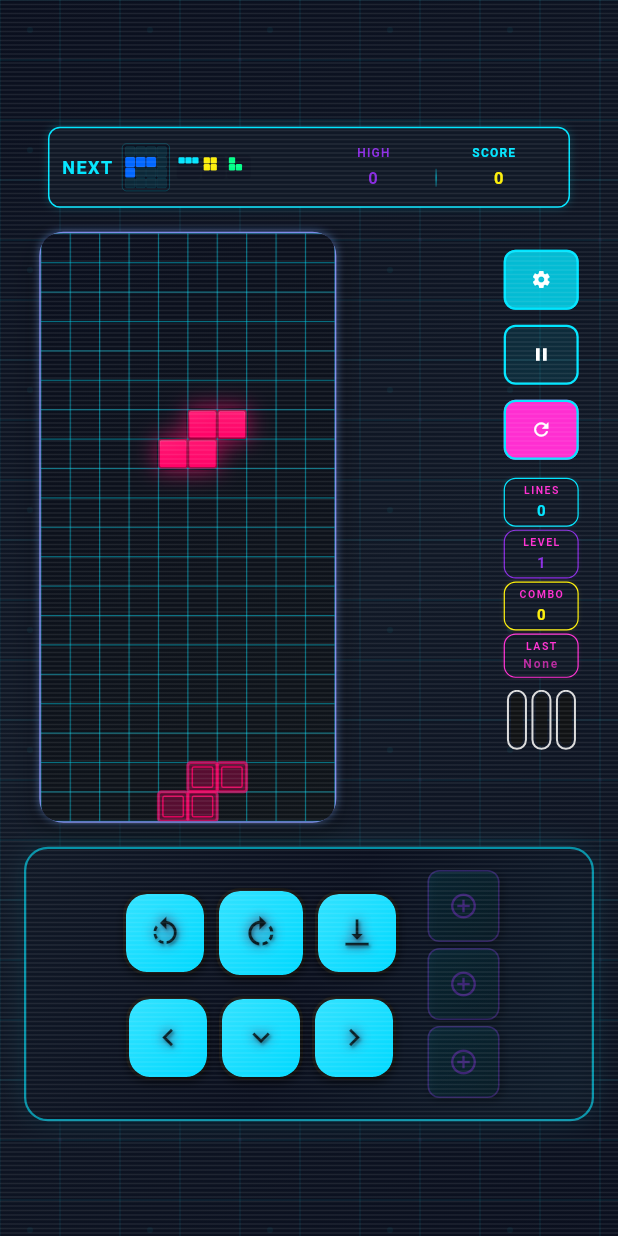
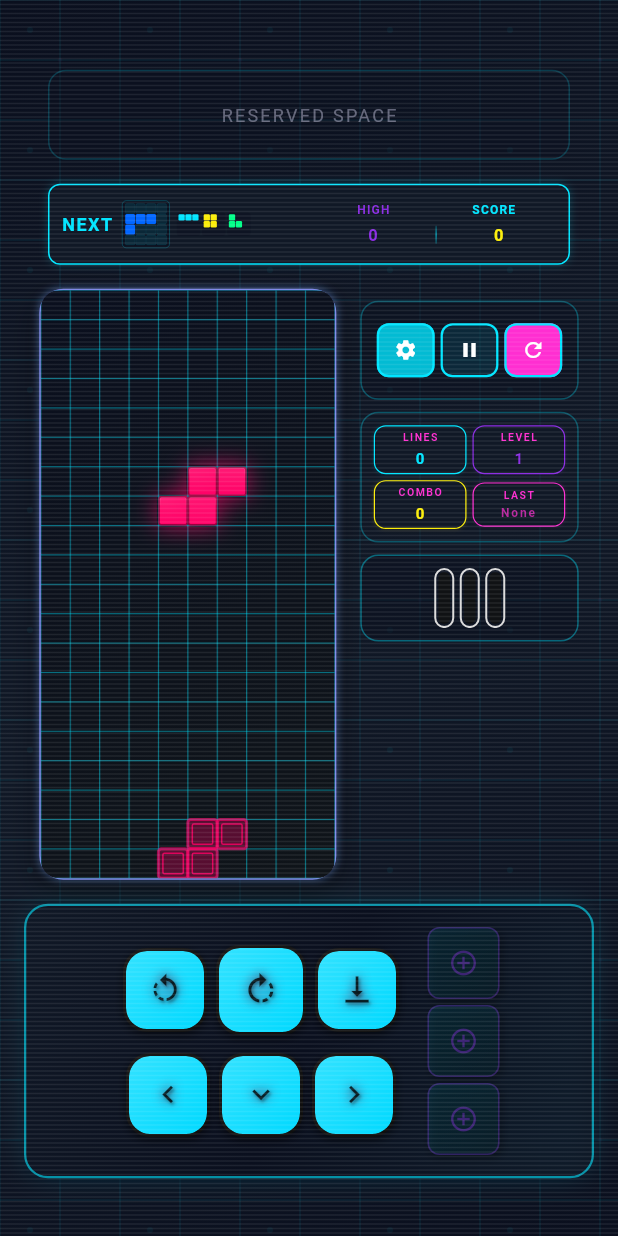
Before and after one commit to CCY0821/flutter_tetris_game, a Flutter app: the screen it shows after launch, on a phone screen of 412 x 824 dp. Run offline on Flutter 3.47's test engine with Material 3 defaults, Android fonts, the phone set to English and light mode, and no system bars; our stand-ins replace audioplayers, google_mobile_ads, shared_preferences; missing offline and left inert: universal_html; network calls fail.

Commit message:
🎨 右側欄UI完美化：水平垂直混合布局優化
- 新增頂部預留空間（60px）為未來功能做準備
- NEXT預覽+分數面板保持原位置不變
- 右側控制按鈕改為水平排列，提升視覺層次
- 統計數據採用2×2網格布局，優化空間利用率
- 符文能量區域全寬設計，增強視覺平衡
- 移除重複的NEXT面板，確保布局清潔一致

🤖 Generated with [Claude Code](https://claude.com/claude-code)

Co-Authored-By: Claude <noreply@anthropic.com>

```diff
--- a/lib/game/game_board.dart
+++ b/lib/game/game_board.dart
@@ -527,7 +527,32 @@ class _GameBoardState extends State<GameBoard>
       child: Column(
         mainAxisSize: MainAxisSize.min,
         children: [
-          // 頂部信息面板 - 預覽和分數左右並排
+          // 預留頂部空間 - 未來功能區域
+          Container(
+            height: 60,
+            width: double.infinity,
+            margin: const EdgeInsets.symmetric(horizontal: 16, vertical: 8),
+            decoration: BoxDecoration(
+              color: GameTheme.primaryDark.withOpacity(0.3),
+              borderRadius: BorderRadius.circular(12),
+              border: Border.all(
+                color: GameTheme.gridLine.withOpacity(0.2),
+                width: 1,
+              ),
+            ),
+            child: Center(
+              child: Text(
+                'RESERVED SPACE',
+                style: TextStyle(
+                  color: GameTheme.textSecondary.withOpacity(0.5),
+                  fontSize: 12,
+                  letterSpacing: 1.5,
+                ),
+              ),
+            ),
+          ),
+
+          // NEXT預覽 + 分數面板 - 保持在頂部原位置
           Padding(
             padding: const EdgeInsets.symmetric(horizontal: 16, vertical: 8),
             child: GameUIComponents.nextAndScoreUnifiedPanel(
@@ -666,7 +691,8 @@ class _GameBoardState extends State<GameBoard>
                           mainAxisSize: MainAxisSize.max,
                           crossAxisAlignment: CrossAxisAlignment.stretch,
                           children: [
-                            // 遊戲狀態指示器 (頂部固定位置)
+
+                            // 遊戲狀態指示器
                             GameUIComponents.gameStatusIndicators(
                               combo: gameState.scoringService.currentCombo,
                               isBackToBackReady:
@@ -676,50 +702,53 @@ class _GameBoardState extends State<GameBoard>
                             ),
                             const SizedBox(height: HudSpacing.kHudGap),
 
-                            // 控制按鈕 (直列排列，靠右對齊)
-                            Align(
-                              alignment: Alignment.centerRight,
-                              child: SizedBox(
-                                width: 50, // 統一寬度
-                                child: Column(
-                                  crossAxisAlignment:
-                                      CrossAxisAlignment.stretch,
+                            // 控制按鈕 (水平排列，提升視覺層次)
+                            Container(
+                              padding: const EdgeInsets.all(8),
+                              decoration: BoxDecoration(
+                                color: GameTheme.primaryDark.withOpacity(0.4),
+                                borderRadius: BorderRadius.circular(12),
+                                border: Border.all(
+                                  color: GameTheme.accentBlue.withOpacity(0.3),
+                                  width: 1,
+                                ),
+                              ),
+                              child: Row(
+                                mainAxisAlignment: MainAxisAlignment.spaceEvenly,
                                 children: [
                                   // 設置按鈕
-                                    Container(
-                                      margin: const EdgeInsets.only(bottom: 2),
+                                  Expanded(
+                                    child: Container(
+                                      margin: const EdgeInsets.symmetric(horizontal: 2),
                                       child: ElevatedButton(
                                         onPressed: () => _showSettingsPanel(),
-                                        style: GameTheme.primaryButtonStyle
-                                            .copyWith(
-                                          backgroundColor:
-                                              WidgetStateProperty.all(
-                                            GameTheme.accentBlue
-                                                .withOpacity(0.8),
+                                        style: GameTheme.primaryButtonStyle.copyWith(
+                                          backgroundColor: WidgetStateProperty.all(
+                                            GameTheme.accentBlue.withOpacity(0.8),
                                           ),
                                           padding: WidgetStateProperty.all(
-                                            const EdgeInsets.symmetric(
-                                                vertical: 2),
+                                            const EdgeInsets.symmetric(vertical: 8),
+                                          ),
+                                          minimumSize: WidgetStateProperty.all(
+                                            const Size(0, 36),
                                           ),
                                         ),
-                                        child: const Icon(Icons.settings,
-                                            size: 14),
+                                        child: const Icon(Icons.settings, size: 16),
+                                      ),
                                     ),
                                   ),
 
                                   // 暫停/繼續按鈕
-                                    Container(
-                                      margin: const EdgeInsets.only(bottom: 2),
+                                  Expanded(
+                                    child: Container(
+                                      margin: const EdgeInsets.symmetric(horizontal: 2),
                                       child: ElevatedButton(
                                         onPressed: () => setState(() {
-                                          gameState.isPaused =
-                                              !gameState.isPaused;
+                                          gameState.isPaused = !gameState.isPaused;
                                           if (gameState.isPaused) {
-                                            gameState.audioService
-                                                .pauseBackgroundMusic();
+                                            gameState.audioService.pauseBackgroundMusic();
                                           } else {
-                                            gameState.audioService
-                                                .resumeBackgroundMusic();
+                                            gameState.audioService.resumeBackgroundMusic();
                                           }
                                         }),
                                         style: (gameState.isPaused
@@ -727,95 +756,116 @@ class _GameBoardState extends State<GameBoard>
                                                 : GameTheme.primaryButtonStyle)
                                             .copyWith(
                                           padding: WidgetStateProperty.all(
-                                            const EdgeInsets.symmetric(
-                                                vertical: 2),
+                                            const EdgeInsets.symmetric(vertical: 8),
+                                          ),
+                                          minimumSize: WidgetStateProperty.all(
+                                            const Size(0, 36),
                                           ),
                                         ),
                                         child: Icon(
                                           gameState.isPaused
                                               ? Icons.play_arrow
                                               : Icons.pause,
-                                          size: 14,
+                                          size: 16,
+                                        ),
                                       ),
                                     ),
                                   ),
 
                                   // 重新開始按鈕
-                                    Container(
+                                  Expanded(
+                                    child: Container(
+                                      margin: const EdgeInsets.symmetric(horizontal: 2),
                                       child: ElevatedButton(
                                         onPressed: _startGame,
-                                        style: GameTheme.primaryButtonStyle
-                                            .copyWith(
-                                          backgroundColor:
-                                              WidgetStateProperty.all(
+                                        style: GameTheme.primaryButtonStyle.copyWith(
+                                          backgroundColor: WidgetStateProperty.all(
                                             GameTheme.buttonDanger,
                                           ),
                                           padding: WidgetStateProperty.all(
-                                            const EdgeInsets.symmetric(
-                                                vertical: 2),
+                                            const EdgeInsets.symmetric(vertical: 8),
+                                          ),
+                                          minimumSize: WidgetStateProperty.all(
+                                            const Size(0, 36),
                                           ),
                                         ),
-                                        child:
-                                            const Icon(Icons.refresh, size: 14),
+                                        child: const Icon(Icons.refresh, size: 16),
+                                      ),
                                     ),
                                   ),
                                 ],
                               ),
                             ),
-                            ),
 
                             const SizedBox(height: HudSpacing.kHudGap),
 
-                            // 獨立統計組件 (直列排列，靠右對齊)
-                            Align(
-                              alignment: Alignment.centerRight,
-                              child: SizedBox(
-                                width: 50, // 統一寬度，與控制按鈕保持一致
+                            // 統計數據區域 (2×2網格布局，提升空間利用率)
+                            Container(
+                              padding: const EdgeInsets.all(8),
+                              decoration: BoxDecoration(
+                                color: GameTheme.secondaryDark.withOpacity(0.4),
+                                borderRadius: BorderRadius.circular(12),
+                                border: Border.all(
+                                  color: GameTheme.gridLine.withOpacity(0.3),
+                                  width: 1,
+                                ),
+                              ),
                               child: Column(
-                                  crossAxisAlignment:
-                                      CrossAxisAlignment.stretch,
                                 children: [
-                                    // 消除行數
-                                    GameUIComponents.linesStatComponent(
-                                      gameState
-                                          .marathonSystem.totalLinesCleared,
+                                  // 第一行：行數 + 關卡
+                                  Row(
+                                    children: [
+                                      Expanded(
+                                        child: GameUIComponents.linesStatComponent(
+                                          gameState.marathonSystem.totalLinesCleared,
                                         ),
-                                    const SizedBox(height: 2),
-
-                                    // 關卡
-                                    GameUIComponents.levelStatComponent(
+                                      ),
+                                      const SizedBox(width: 4),
+                                      Expanded(
+                                        child: GameUIComponents.levelStatComponent(
                                           gameState.marathonSystem.currentLevel,
                                         ),
-                                    const SizedBox(height: 2),
-
-                                    // Combo
-                                    GameUIComponents.comboStatComponent(
-                                      gameState.scoringService.currentCombo,
-                                    ),
-                                    const SizedBox(height: 2),
-
-                                    // 最後得分
-                                    GameUIComponents.lastScoreStatComponent(
-                                      gameState.lastScoringResult?.description,
                                       ),
                                     ],
                                   ),
+                                  const SizedBox(height: 4),
+
+                                  // 第二行：Combo + 最後得分
+                                  Row(
+                                    children: [
+                                      Expanded(
+                                        child: GameUIComponents.comboStatComponent(
+                                          gameState.scoringService.currentCombo,
+                                        ),
+                                      ),
+                                      const SizedBox(width: 4),
+                                      Expanded(
+                                        child: GameUIComponents.lastScoreStatComponent(
+                                          gameState.lastScoringResult?.description,
+                                        ),
+                                      ),
+                                    ],
+                                  ),
+                                ],
                               ),
                             ),
 
                             const SizedBox(height: HudSpacing.kHudGap),
 
-                            // 符文能量 HUD (右侧欄最下方，触控区上方) - 已調整為靠右對齊
-                            Align(
-                              alignment: Alignment.centerRight,
-                              child: SizedBox(
-                                width: 50, // 統一寬度，與控制按鈕和統計面板保持一致
+                            // 符文能量區域 (全寬布局，優化空間利用)
+                            Container(
+                              padding: const EdgeInsets.all(8),
+                              decoration: BoxDecoration(
+                                color: GameTheme.primaryDark.withOpacity(0.5),
+                                borderRadius: BorderRadius.circular(12),
+                                border: Border.all(
+                                  color: GameTheme.accentBlue.withOpacity(0.4),
+                                  width: 1,
+                                ),
+                              ),
                               child: RuneEnergyHUD(
-                                  energyStatus:
-                                      gameState.runeEnergyManager.getStatus(),
-                                  gap: snap(3.0,
-                                      MediaQuery.of(context).devicePixelRatio),
-                                ),
+                                energyStatus: gameState.runeEnergyManager.getStatus(),
+                                gap: snap(4.0, MediaQuery.of(context).devicePixelRatio),
                               ),
                             ),
 
```
Lines whose indentation alone changed are shown as unchanged.
